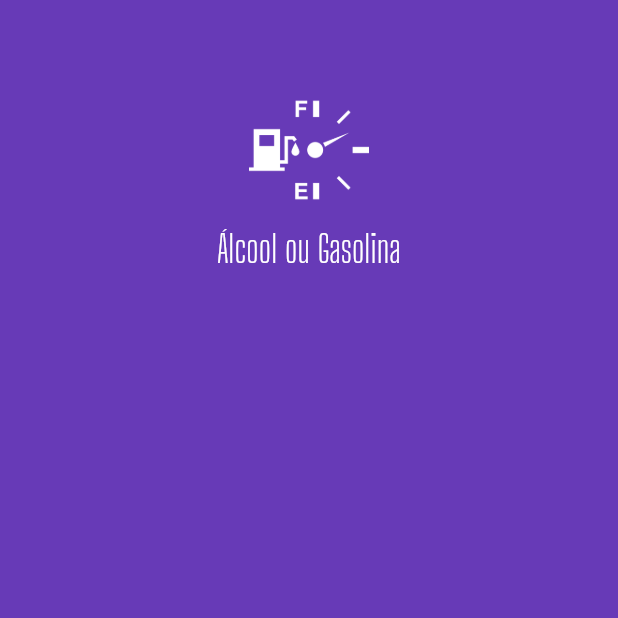
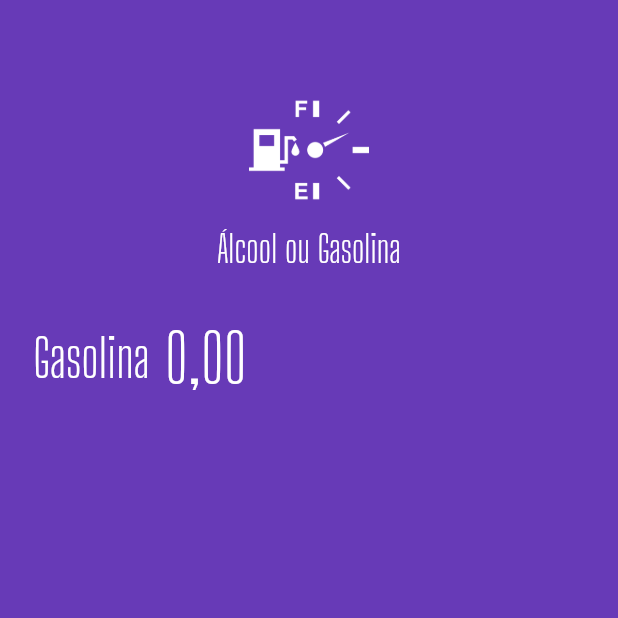
Before and after one commit to Railton98/flutter_aog, a Flutter app: the screen it shows after launch, on a phone screen of 412 x 824 dp, the top half of it. Run offline on Flutter 3.47's test engine with Material 2 defaults, Android fonts, the phone set to English and light mode, and no system bars; our stand-ins replace flutter_masked_text.

Commit message:
creating the input

```diff
--- a/lib/main.dart
+++ b/lib/main.dart
@@ -1,5 +1,6 @@
 import 'package:aog/widgets/logo.widget.dart';
 import 'package:flutter/material.dart';
+import 'package:flutter_masked_text/flutter_masked_text.dart';
 
 void main() => runApp(MyApp());
 
@@ -16,6 +17,8 @@ class MyApp extends StatelessWidget {
 }
 
 class HomePage extends StatelessWidget {
+  var _gasCtrl = new MoneyMaskedTextController();
+
   @override
   Widget build(BuildContext context) {
     return Scaffold(
@@ -23,6 +26,39 @@ class HomePage extends StatelessWidget {
       body: ListView(
         children: <Widget>[
           Logo(),
+          Row(
+            children: <Widget>[
+              Container(
+                width: 100,
+                alignment: Alignment.centerRight,
+                child: Text(
+                  "Gasolina",
+                  style: TextStyle(
+                    color: Colors.white,
+                    fontSize: 35,
+                    fontFamily: "Big Shoulders Display",
+                  ),
+                ),
+              ),
+              SizedBox(
+                width: 10,
+              ),
+              Expanded(
+                child: TextFormField(
+                  controller: _gasCtrl,
+                  keyboardType: TextInputType.number,
+                  style: TextStyle(
+                    color: Colors.white,
+                    fontSize: 45,
+                    fontFamily: "Big Shoulders Display",
+                  ),
+                  decoration: InputDecoration(
+                    border: InputBorder.none,
+                  ),
+                ),
+              )
+            ],
+          )
         ],
       ),
     );
```
